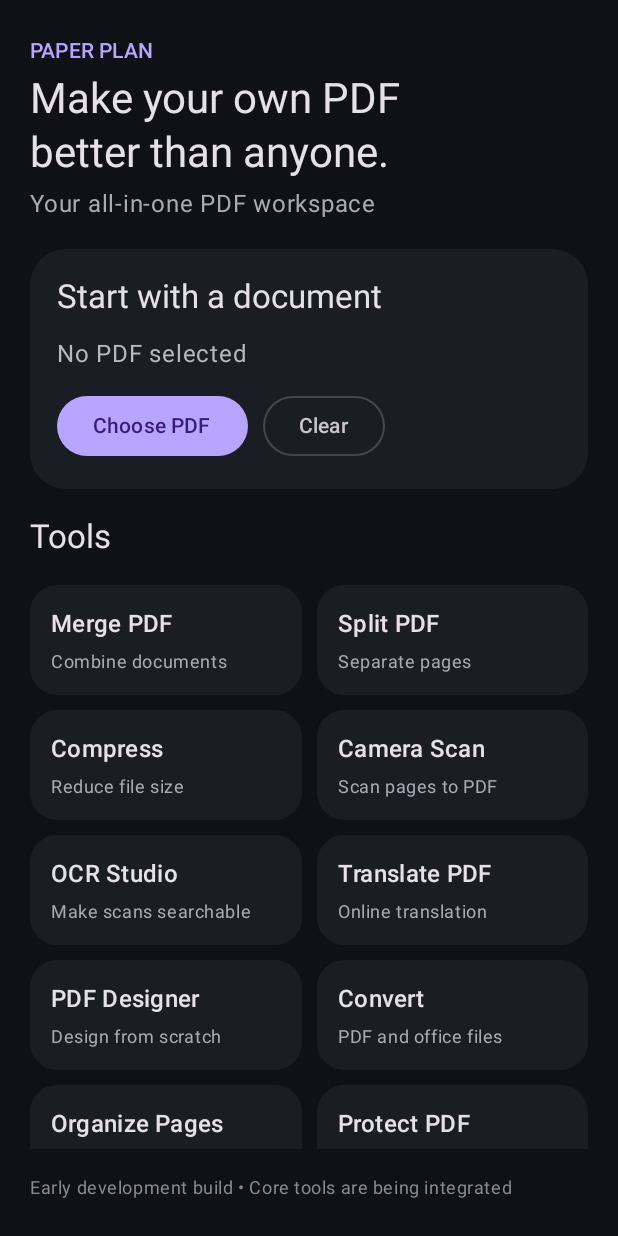
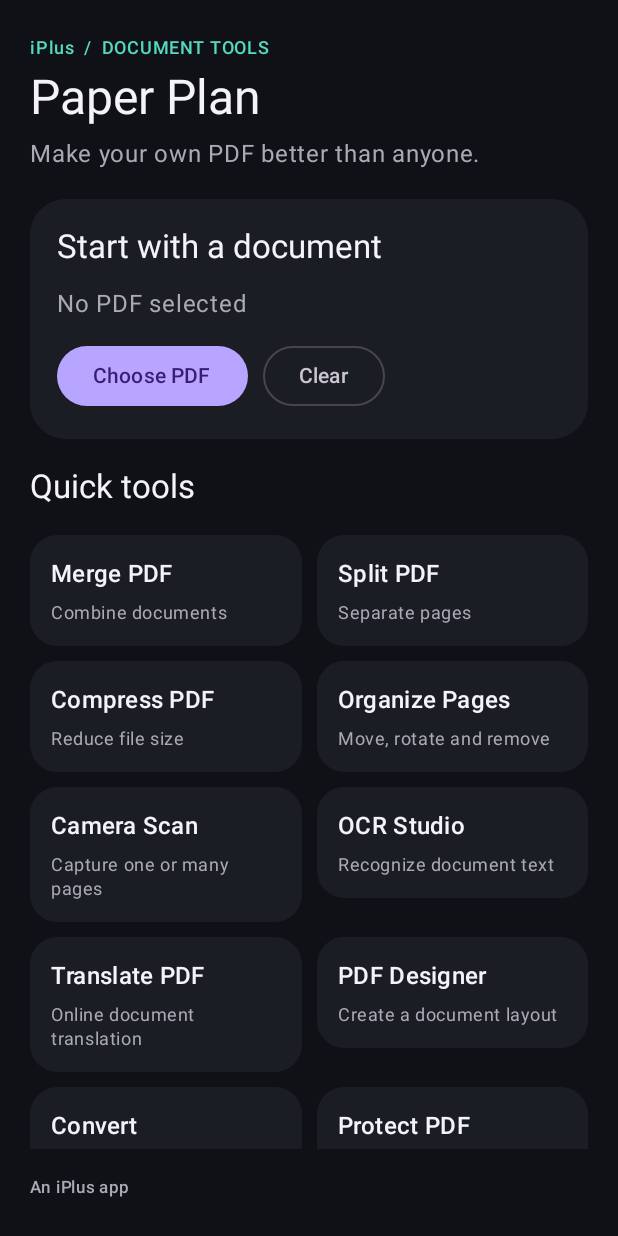
Before and after one commit to iplus009/iplus009-paper-plan-, an Android app built with Jetpack Compose: the screen it shows after launch (MainActivity), on a phone screen of 412 x 824 dp. Run offline under Robolectric (Android 15) with nearby library versions, the phone set to English and light mode, and no system bars.

Commit message:
brand: align Paper Plan repository with iPlus identity

```diff
--- a/app/src/main/java/com/paperplan/app/MainActivity.kt
+++ b/app/src/main/java/com/paperplan/app/MainActivity.kt
@@ -1,144 +1,18 @@
 package com.paperplan.app
 
-import android.net.Uri
 import android.os.Bundle
 import androidx.activity.ComponentActivity
-import androidx.activity.compose.rememberLauncherForActivityResult
 import androidx.activity.compose.setContent
-import androidx.activity.result.contract.ActivityResultContracts
-import androidx.compose.foundation.background
-import androidx.compose.foundation.layout.Arrangement
-import androidx.compose.foundation.layout.Column
-import androidx.compose.foundation.layout.Row
-import androidx.compose.foundation.layout.Spacer
-import androidx.compose.foundation.layout.fillMaxSize
-import androidx.compose.foundation.layout.fillMaxWidth
-import androidx.compose.foundation.layout.height
-import androidx.compose.foundation.layout.padding
-import androidx.compose.foundation.lazy.grid.GridCells
-import androidx.compose.foundation.lazy.grid.LazyVerticalGrid
-import androidx.compose.foundation.lazy.grid.items
-import androidx.compose.foundation.shape.RoundedCornerShape
-import androidx.compose.material3.Button
-import androidx.compose.material3.Card
-import androidx.compose.material3.CardDefaults
-import androidx.compose.material3.MaterialTheme
-import androidx.compose.material3.OutlinedButton
-import androidx.compose.material3.Surface
-import androidx.compose.material3.Text
-import androidx.compose.material3.darkColorScheme
-import androidx.compose.runtime.Composable
-import androidx.compose.runtime.getValue
-import androidx.compose.runtime.mutableStateOf
-import androidx.compose.runtime.remember
-import androidx.compose.runtime.setValue
-import androidx.compose.ui.Modifier
-import androidx.compose.ui.graphics.Color
-import androidx.compose.ui.unit.dp
+import com.paperplan.app.core.ui.theme.PaperPlanTheme
+import com.paperplan.app.feature.home.HomeScreen
 
 class MainActivity : ComponentActivity() {
     override fun onCreate(savedInstanceState: Bundle?) {
         super.onCreate(savedInstanceState)
         setContent {
             PaperPlanTheme {
-                PaperPlanHome()
+                HomeScreen()
             }
         }
     }
 }
-
-@Composable
-private fun PaperPlanTheme(content: @Composable () -> Unit) {
-    MaterialTheme(
-        colorScheme = darkColorScheme(
-            primary = Color(0xFFB8A5FF),
-            secondary = Color(0xFF82D9C8),
-            background = Color(0xFF101116),
-            surface = Color(0xFF1B1D25)
-        ),
-        content = content
-    )
-}
-
-private data class ToolItem(val title: String, val subtitle: String)
-
-@Composable
-private fun PaperPlanHome() {
-    var selectedPdf by remember { mutableStateOf<Uri?>(null) }
-    var selectedName by remember { mutableStateOf("No PDF selected") }
-    val pdfPicker = rememberLauncherForActivityResult(
-        contract = ActivityResultContracts.OpenDocument()
-    ) { uri ->
-        if (uri != null) {
-            selectedPdf = uri
-            selectedName = uri.lastPathSegment ?: "PDF selected"
-        }
-    }
-
-    val tools = listOf(
-        ToolItem("Merge PDF", "Combine documents"),
-        ToolItem("Split PDF", "Separate pages"),
-        ToolItem("Compress", "Reduce file size"),
-        ToolItem("Camera Scan", "Scan pages to PDF"),
-        ToolItem("OCR Studio", "Make scans searchable"),
-        ToolItem("Translate PDF", "Online translation"),
-        ToolItem("PDF Designer", "Design from scratch"),
-        ToolItem("Convert", "PDF and office files"),
-        ToolItem("Organize Pages", "Move, rotate and delete"),
-        ToolItem("Protect PDF", "Password and security"),
-        ToolItem("Compare PDF", "Find document changes"),
-        ToolItem("More Tools", "Explore the toolkit")
-    )
-
-    Surface(modifier = Modifier.fillMaxSize(), color = MaterialTheme.colorScheme.background) {
-        Column(
-            modifier = Modifier.fillMaxSize().padding(horizontal = 20.dp, vertical = 24.dp),
-            verticalArrangement = Arrangement.spacedBy(18.dp)
-        ) {
-            Column(verticalArrangement = Arrangement.spacedBy(4.dp)) {
-                Text("PAPER PLAN", style = MaterialTheme.typography.labelLarge, color = MaterialTheme.colorScheme.primary)
-                Text("Make your own PDF\nbetter than anyone.", style = MaterialTheme.typography.headlineMedium)
-                Text("Your all-in-one PDF workspace", color = Color(0xFFAAAAB5))
-            }
-
-            Card(
-                shape = RoundedCornerShape(24.dp),
-                colors = CardDefaults.cardColors(containerColor = MaterialTheme.colorScheme.surface)
-            ) {
-                Column(Modifier.fillMaxWidth().padding(18.dp), verticalArrangement = Arrangement.spacedBy(12.dp)) {
-                    Text("Start with a document", style = MaterialTheme.typography.titleLarge)
-                    Text(selectedName, color = Color(0xFFB7B8C2), maxLines = 1)
-                    Row(horizontalArrangement = Arrangement.spacedBy(10.dp)) {
-                        Button(onClick = { pdfPicker.launch(arrayOf("application/pdf")) }) {
-                            Text(if (selectedPdf == null) "Choose PDF" else "Change PDF")
-                        }
-                        OutlinedButton(onClick = { selectedPdf = null; selectedName = "No PDF selected" }) {
-                            Text("Clear")
-                        }
-                    }
-                }
-            }
-
-            Text("Tools", style = MaterialTheme.typography.titleLarge)
-            LazyVerticalGrid(
-                columns = GridCells.Fixed(2),
-                modifier = Modifier.weight(1f),
-                verticalArrangement = Arrangement.spacedBy(10.dp),
-                horizontalArrangement = Arrangement.spacedBy(10.dp)
-            ) {
-                items(tools) { tool ->
-                    Card(
-                        shape = RoundedCornerShape(18.dp),
-                        colors = CardDefaults.cardColors(containerColor = MaterialTheme.colorScheme.surface)
-                    ) {
-                        Column(Modifier.fillMaxWidth().padding(14.dp), verticalArrangement = Arrangement.spacedBy(5.dp)) {
-                            Text(tool.title, style = MaterialTheme.typography.titleMedium)
-                            Text(tool.subtitle, style = MaterialTheme.typography.bodySmall, color = Color(0xFFAAAAB5))
-                        }
-                    }
-                }
-            }
-            Text("Early development build • Core tools are being integrated", style = MaterialTheme.typography.bodySmall, color = Color(0xFF888995))
-        }
-    }
-}
```
